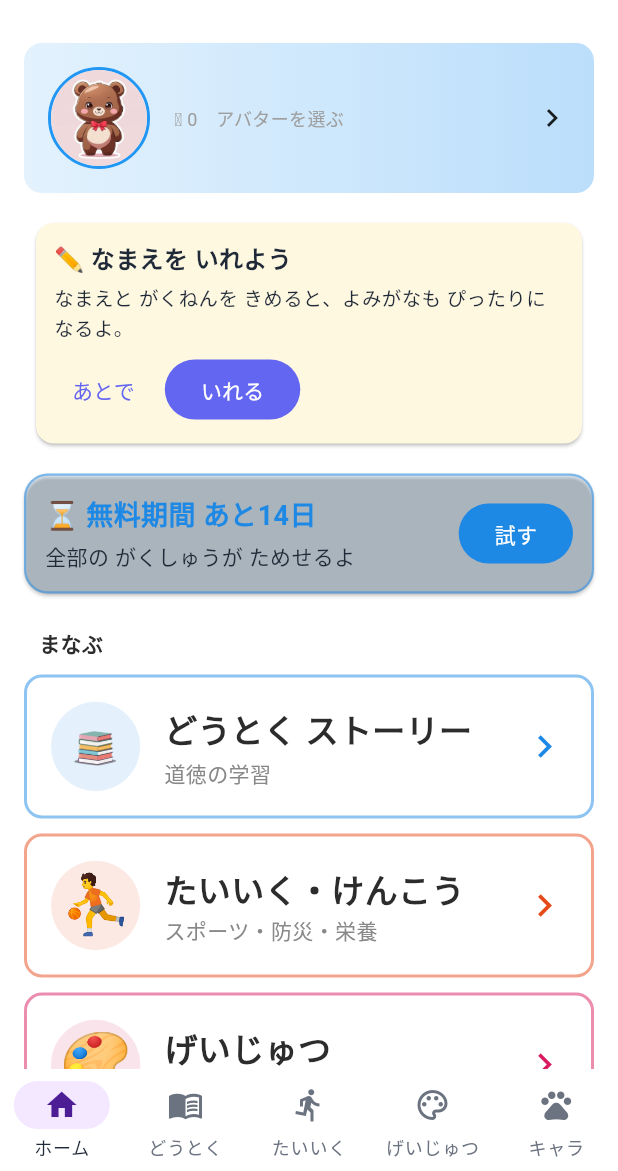
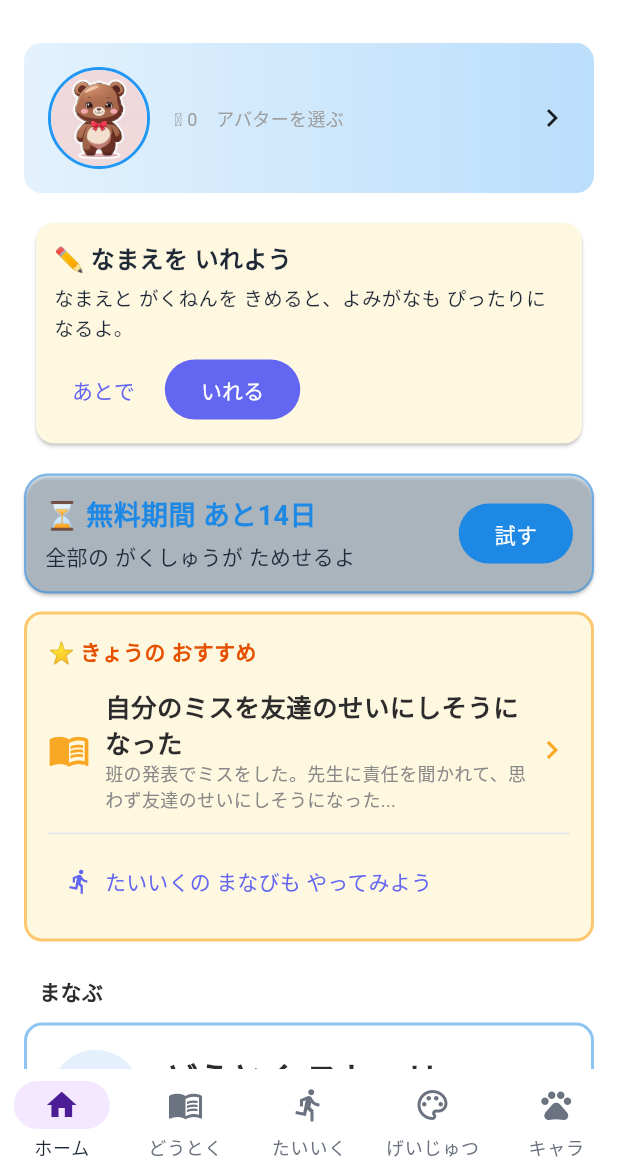
Before and after one commit to zka32101/shougaku-kore-shinshin, a Flutter app: the screen it shows after launch, on a phone screen of 412 x 824 dp, the part 65-1236 px from its top. Run offline on Flutter 3.47's test engine with Material 3 defaults, Android fonts, the phone set to English and light mode, and no system bars; our stand-ins replace audioplayers, cloud_firestore, confetti, dio, firebase_analytics, firebase_auth and 11 more; missing offline and left inert: cross_promo_kit, purchases_flutter, shared_core; accounts and stored records are empty; generated files the repository leaves out were written again; network calls fail; Roboto replaces fonts that are missing (BIZUDPGothic).

Commit message:
feat(home): 「きょうのおすすめ」（1日1本のお話）をホームに追加 (#91)
* feat(home): 「きょうのおすすめ」(1日1本のお話)をホームに追加

- 子どもの学年帯・未クリアを優先し、日付から決まる1本を提案(全部クリア済みなら復習)
- タップでそのままお話を読み始められる。たいいくへの導線つき
- 選び方のテストを追加

Co-Authored-By: Claude Sonnet 5.5 <noreply@anthropic.com>
Claude-Session: https://claude.ai/code/session_01QZR72jBWPva8j6wTBk59Z6

* fix(home): きょうのおすすめは端末内の記録だけで判定し、テストで通信が走らないようにする

- ホームを開くたびにサーバー問い合わせ(進捗API)が走り、ウィジェットテストが保留タイマーで失敗していた
- 端末内のクリア記録(LocalCompletionStore)から判定。オフラインでも動く
- お話をクリアしたらおすすめを更新

Co-Authored-By: Claude Sonnet 5.5 <noreply@anthropic.com>
Claude-Session: https://claude.ai/code/session_01QZR72jBWPva8j6wTBk59Z6

---------

Co-authored-by: Claude <noreply@anthropic.com>

```diff
--- /dev/null
+++ b/lib/providers/today_pick_provider.dart
@@ -0,0 +1,38 @@
+import 'package:flutter_riverpod/flutter_riverpod.dart';
+
+import '../models/story.dart';
+import '../services/local_completion_store.dart';
+import '../utils/today_pick.dart';
+import 'child_provider.dart';
+import 'story_provider.dart';
+
+/// 端末内に記録した、クリア済みのお話ID。
+///
+/// ホームに出す「きょうのおすすめ」用に、サーバーへ問い合わせない軽い読み込みにしてある
+/// （ホームを開くたびに通信が走らない／オフラインでも動く）。
+/// お話をクリアしたあとは、この値を invalidate して更新する。
+final localCompletedStoryIdsProvider = FutureProvider.autoDispose
+    .family<Set<String>, String>((ref, childId) async {
+  final list = await LocalCompletionStore.load(childId);
+  return {
+    for (final p in list)
+      if (p.storyId != null) p.storyId!,
+  };
+});
+
+/// 選んでいる子どものための「きょうのおすすめ」。子どもが未選択・読み込み中は null。
+final todayPickProvider = Provider.autoDispose<TodayPick?>((ref) {
+  final child = ref.watch(selectedChildProvider).valueOrNull;
+  if (child == null) return null;
+  final stories =
+      ref.watch(allLocalStoriesProvider).valueOrNull ?? const <Story>[];
+  final done =
+      ref.watch(localCompletedStoryIdsProvider(child.id)).valueOrNull ??
+          const <String>{};
+  return pickTodayStory(
+    stories: stories,
+    completedIds: done,
+    grade: child.grade,
+    date: DateTime.now(),
+  );
+});
--- a/lib/screens/home/home_screen.dart
+++ b/lib/screens/home/home_screen.dart
@@ -1,6 +1,9 @@
 import 'package:flutter/material.dart';
 import 'package:flutter_riverpod/flutter_riverpod.dart';
 import '../../constants/app_colors.dart';
+import '../../providers/child_provider.dart';
+import '../../providers/today_pick_provider.dart';
+import '../story/story_learning_screen.dart';
 import '../../constants/app_styles.dart';
 import '../../widgets/avatar_display_widget.dart';
 import '../../widgets/profile_name_card.dart';
@@ -111,6 +114,12 @@ class HomeScreen extends ConsumerWidget {
             AvatarPanel(userName: ref.watch(displayNameProvider)),
             const ProfileNameCard(),
             const PlanCard(),
+            const SizedBox(height: 12),
+            _TodayPickCard(
+              onOpenTaiku: onSelectSection == null
+                  ? null
+                  : () => onSelectSection!(HomeSection.taiku),
+            ),
             const SizedBox(height: 20),
             const _SectionLabel('まなぶ'),
             for (final item in learn)
@@ -125,6 +134,99 @@ class HomeScreen extends ConsumerWidget {
               _HomeButton(item: item, height: 72, titleSize: 18),
           ],
         ),
+      ),
+    );
+  }
+}
+
+/// 「きょうのおすすめ」：その日に読むお話を1つ出す。タップでそのまま読み始められる。
+class _TodayPickCard extends ConsumerWidget {
+  final VoidCallback? onOpenTaiku;
+  const _TodayPickCard({this.onOpenTaiku});
+
+  @override
+  Widget build(BuildContext context, WidgetRef ref) {
+    final pick = ref.watch(todayPickProvider);
+    final child = ref.watch(selectedChildProvider).valueOrNull;
+    if (pick == null || child == null) return const SizedBox.shrink();
+
+    const color = Color(0xFFF9A825);
+    return Container(
+      key: const Key('today_pick_card'),
+      padding: const EdgeInsets.all(14),
+      decoration: BoxDecoration(
+        color: const Color(0xFFFFF8E1),
+        borderRadius: BorderRadius.circular(AppStyles.radiusMedium),
+        border: Border.all(color: color.withValues(alpha: 0.6), width: 2),
+      ),
+      child: Column(
+        crossAxisAlignment: CrossAxisAlignment.start,
+        children: [
+          Text(
+            pick.isReview ? '⭐ きょうの ふくしゅう' : '⭐ きょうの おすすめ',
+            style: const TextStyle(
+              fontSize: 14,
+              fontWeight: FontWeight.bold,
+              color: Color(0xFFE65100),
+            ),
+          ),
+          const SizedBox(height: 8),
+          InkWell(
+            borderRadius: BorderRadius.circular(10),
+            onTap: () => Navigator.of(context).push(
+              MaterialPageRoute<void>(
+                builder: (_) => StoryLearningScreen(
+                  storyId: pick.story.id,
+                  childId: child.id,
+                ),
+              ),
+            ),
+            child: Padding(
+              padding: const EdgeInsets.symmetric(vertical: 6),
+              child: Row(
+                children: [
+                  const Icon(Icons.menu_book, color: color, size: 28),
+                  const SizedBox(width: 10),
+                  Expanded(
+                    child: Column(
+                      crossAxisAlignment: CrossAxisAlignment.start,
+                      children: [
+                        Text(
+                          pick.story.title,
+                          style: const TextStyle(
+                            fontSize: 17,
+                            fontWeight: FontWeight.bold,
+                            color: AppColors.textPrimary,
+                          ),
+                        ),
+                        if ((pick.story.description ?? '').isNotEmpty)
+                          Text(
+                            pick.story.description!,
+                            maxLines: 2,
+                            overflow: TextOverflow.ellipsis,
+                            style: const TextStyle(
+                              fontSize: 12,
+                              color: AppColors.textSecondary,
+                            ),
+                          ),
+                      ],
+                    ),
+                  ),
+                  const Icon(Icons.chevron_right, color: color),
+                ],
+              ),
+            ),
+          ),
+          if (onOpenTaiku != null) ...[
+            const Divider(height: 16),
+            TextButton.icon(
+              key: const Key('today_pick_taiku'),
+              onPressed: onOpenTaiku,
+              icon: const Icon(Icons.directions_run, size: 18),
+              label: const Text('たいいくの まなびも やってみよう'),
+            ),
+          ],
+        ],
       ),
     );
   }
--- a/lib/screens/story/story_learning_screen.dart
+++ b/lib/screens/story/story_learning_screen.dart
@@ -1,3 +1,4 @@
+import '../../providers/today_pick_provider.dart' show localCompletedStoryIdsProvider;
 import '../../services/local_reflection_store.dart';
 import '../../features/shop/decor/decor_scope.dart';
 import '../../providers/local_avatar_provider.dart';
@@ -267,6 +268,7 @@ class _StoryLearningScreenState extends ConsumerState<StoryLearningScreen>
     // 子どもプロフィール（totalPoints）と進捗リストを無効化 → ホーム・成長画面で最新値を表示
     ref.invalidate(childProfileProvider(widget.childId));
     ref.invalidate(userProgressProvider(widget.childId));
+    ref.invalidate(localCompletedStoryIdsProvider(widget.childId)); // ホームのおすすめを更新
 
     AnalyticsService().logStoryCompleted(
       storyId: story.id,
```
Also changed, not shown: lib/utils/today_pick.dart (added, +47 -0 lines), 1 other file.
